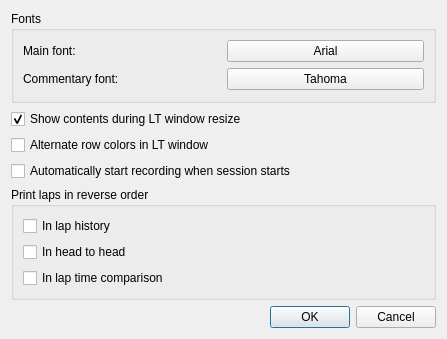
Above: ui/preferencesdialog.ui from gronberg/f1lt before the change. Below: the same form after it.
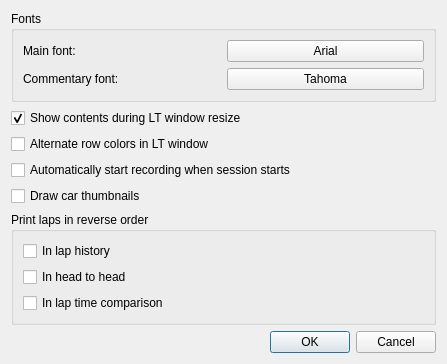
That is the form after the change. Icons and pictures are not drawn.

Commit message: added disable drawing car thumbnails option, some code cleanup

What changed in the file:
```diff
--- a/ui/preferencesdialog.ui
+++ b/ui/preferencesdialog.ui
@@ -82,6 +82,13 @@
      </property>
     </widget>
    </item>
+   <item>
+    <widget class="QCheckBox" name="thumbnailsCheckBox">
+     <property name="text">
+      <string>Draw car thumbnails</string>
+     </property>
+    </widget>
+   </item>
    <item>
     <widget class="QGroupBox" name="groupBox_2">
      <property name="title">
```
The commit also changes 24 other files.
